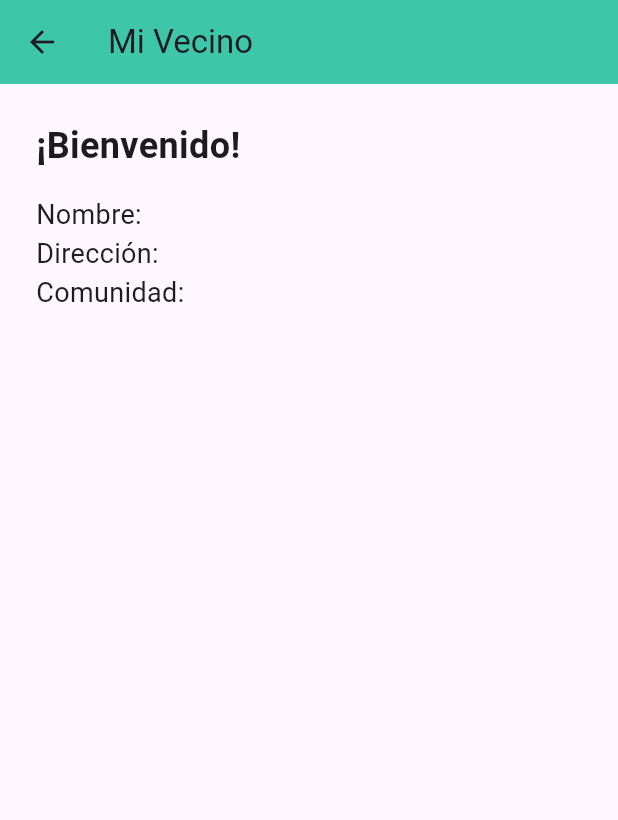
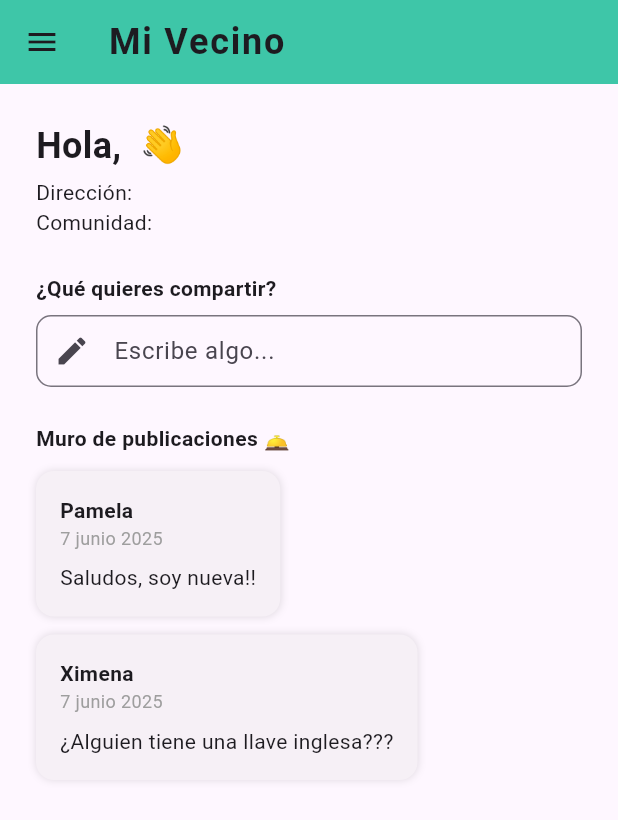
Before and after one commit to Desarrolladores-F5/mi-vecino-app, a Flutter app: the HomeScreen screen opened by its route, on a phone screen of 412 x 824 dp. Shown: the top 820 px of the screen. Run offline on Flutter 3.47's test engine with Material 3 defaults, Android fonts, the phone set to English and light mode, and no system bars; our stand-ins replace awesome_dialog, cloud_firestore, firebase_auth, firebase_core; missing offline and left inert: firebase_app_check; accounts and stored records are empty; Roboto replaces fonts that are missing (MiVecinoFont).

Commit message:
Pantalla Home actualizada con fuente personalizada, muro y Drawer completo

```diff
--- a/lib/screens/home_screen.dart
+++ b/lib/screens/home_screen.dart
@@ -1,7 +1,7 @@
-// 📦 Importaciones necesarias
 import 'package:flutter/material.dart';
 import 'package:firebase_auth/firebase_auth.dart';
 import 'package:cloud_firestore/cloud_firestore.dart';
+import 'package:mi_vecino/screens/login_screen.dart'; // Ajusta si cambia la ruta
 
 class HomeScreen extends StatefulWidget {
   const HomeScreen({super.key});
@@ -16,7 +16,7 @@ class _HomeScreenState extends State<HomeScreen> {
   String? comunidad;
   bool cargandoUsuario = true;
 
-  // 📥 Carga los datos del usuario desde Firestore
+  // 🔄 Carga los datos del usuario desde Firestore
   Future<void> cargarDatosUsuario() async {
     final uid = FirebaseAuth.instance.currentUser?.uid;
     if (uid != null) {
@@ -26,7 +26,7 @@ class _HomeScreenState extends State<HomeScreen> {
           setState(() {
             nombre = doc.data()?['nombre'];
             direccion = doc.data()?['direccion'];
-            comunidad = doc.data()?['comunidad'];
+            comunidad = doc.data()?['nombre_comunidad'];
             cargandoUsuario = false;
           });
         }
@@ -37,34 +37,171 @@ class _HomeScreenState extends State<HomeScreen> {
     }
   }
 
+  // 🔒 Diálogo para confirmar cierre de sesión
+  Future<void> confirmarCerrarSesion() async {
+    final confirmar = await showDialog<bool>(
+      context: context,
+      builder: (context) => AlertDialog(
+        title: const Text("Cerrar Sesión"),
+        content: const Text("¿Estás seguro que deseas cerrar sesión?"),
+        actions: [
+          TextButton(
+            child: const Text("Cancelar"),
+            onPressed: () => Navigator.of(context).pop(false),
+          ),
+          ElevatedButton(
+            child: const Text("Salir"),
+            onPressed: () => Navigator.of(context).pop(true),
+          ),
+        ],
+      ),
+    );
+
+    if (confirmar == true) {
+      await FirebaseAuth.instance.signOut();
+      if (mounted) {
+        Navigator.pushAndRemoveUntil(
+          context,
+          MaterialPageRoute(builder: (context) => const LoginScreen()),
+          (route) => false,
+        );
+      }
+    }
+  }
+
   @override
   void initState() {
     super.initState();
-    cargarDatosUsuario(); // 📡 Cargar info al entrar
+    cargarDatosUsuario();
   }
 
   @override
   Widget build(BuildContext context) {
     return Scaffold(
+      // 📦 Menú lateral personalizado
+      drawer: Drawer(
+        child: ListView(
+          padding: EdgeInsets.zero,
+          children: [
+            // 🧍 Encabezado con nombre y dirección
+            UserAccountsDrawerHeader(
+              decoration: const BoxDecoration(color: Color(0xFF3EC6A8)),
+              currentAccountPicture: const CircleAvatar(
+                backgroundColor: Colors.white,
+                child: Icon(Icons.person, size: 40, color: Colors.grey),
+              ),
+              accountName: Text(nombre ?? 'Nombre', style: const TextStyle(fontSize: 18)),
+              accountEmail: Text(direccion ?? 'Dirección'),
+            ),
+            ListTile(
+              leading: const Icon(Icons.settings),
+              title: const Text('Ajustes'),
+              onTap: () {}, // 🛠 Acción futura
+            ),
+            ListTile(
+              leading: const Icon(Icons.language),
+              title: const Text('Idioma'),
+              onTap: () {}, // 🌐 Acción futura
+            ),
+            ListTile(
+              leading: const Icon(Icons.info_outline),
+              title: const Text('Acerca de la App'),
+              onTap: () {}, // ℹ️ Acción futura
+            ),
+            ListTile(
+              leading: const Icon(Icons.feedback_outlined),
+              title: const Text('Sugerencias o Feedback'),
+              onTap: () {}, // 📬 Acción futura
+            ),
+            ListTile(
+              leading: const Icon(Icons.wifi),
+              title: const Text('Estado de la App'),
+              subtitle: const Text("Conectado (Wi-Fi)"),
+              onTap: () {},
+            ),
+            const Divider(),
+            ListTile(
+              leading: const Icon(Icons.logout),
+              title: const Text('Cerrar Sesión'),
+              onTap: confirmarCerrarSesion,
+            ),
+          ],
+        ),
+      ),
+      // 🟩 AppBar con fuente personalizada
       appBar: AppBar(
-        title: const Text('Mi Vecino'),
+        title: const Text(
+          'Mi Vecino',
+          style: TextStyle(
+            fontFamily: 'MiVecinoFont',
+            fontSize: 24,
+            fontWeight: FontWeight.bold,
+            letterSpacing: 1.2,
+          ),
+        ),
         backgroundColor: const Color(0xFF3EC6A8),
       ),
+      // 👤 Cuerpo principal
       body: cargandoUsuario
           ? const Center(child: CircularProgressIndicator())
-          : Padding(
+          : SingleChildScrollView(
               padding: const EdgeInsets.all(24),
               child: Column(
                 crossAxisAlignment: CrossAxisAlignment.start,
                 children: [
-                  const Text('¡Bienvenido!', style: TextStyle(fontSize: 24, fontWeight: FontWeight.bold)),
-                  const SizedBox(height: 16),
-                  Text('Nombre: ${nombre ?? '---'}', style: const TextStyle(fontSize: 18)),
-                  Text('Dirección: ${direccion ?? '---'}', style: const TextStyle(fontSize: 18)),
-                  Text('Comunidad: ${comunidad ?? '---'}', style: const TextStyle(fontSize: 18)),
+                  // 👋 Bienvenida personalizada
+                  Text(
+                    'Hola, ${nombre ?? '---'} 👋',
+                    style: const TextStyle(fontSize: 24, fontWeight: FontWeight.bold),
+                  ),
+                  const SizedBox(height: 4),
+                  Text('Dirección: ${direccion ?? '---'}'),
+                  Text('Comunidad: ${comunidad ?? '---'}'),
+                  const SizedBox(height: 24),
+
+                  // 📝 Campo de publicación (diseño simple)
+                  const Text('¿Qué quieres compartir?', style: TextStyle(fontWeight: FontWeight.bold)),
+                  const SizedBox(height: 8),
+                  TextField(
+                    decoration: InputDecoration(
+                      hintText: 'Escribe algo...',
+                      prefixIcon: const Icon(Icons.edit),
+                      border: OutlineInputBorder(borderRadius: BorderRadius.circular(10)),
+                      contentPadding: const EdgeInsets.symmetric(vertical: 12, horizontal: 16),
+                    ),
+                  ),
+                  const SizedBox(height: 24),
+
+                  // 🧱 Muro de publicaciones (simulado por ahora)
+                  const Text('Muro de publicaciones 🛎️', style: TextStyle(fontWeight: FontWeight.bold)),
+                  const SizedBox(height: 12),
+                  _publicacionUsuario('Pamela', '7 junio 2025', 'Saludos, soy nueva!!'),
+                  _publicacionUsuario('Ximena', '7 junio 2025', '¿Alguien tiene una llave inglesa???'),
                 ],
               ),
             ),
     );
   }
+
+  // 🧱 Widget de publicación individual
+  Widget _publicacionUsuario(String autor, String fecha, String texto) {
+    return Container(
+      margin: const EdgeInsets.only(bottom: 12),
+      padding: const EdgeInsets.all(16),
+      decoration: BoxDecoration(
+        color: const Color(0xFFF6F0F6),
+        borderRadius: BorderRadius.circular(12),
+        boxShadow: const [BoxShadow(color: Colors.black12, blurRadius: 4)],
+      ),
+      child: Column(
+        crossAxisAlignment: CrossAxisAlignment.start,
+        children: [
+          Text(autor, style: const TextStyle(fontWeight: FontWeight.bold)),
+          Text(fecha, style: const TextStyle(color: Colors.grey, fontSize: 12)),
+          const SizedBox(height: 8),
+          Text(texto),
+        ],
+      ),
+    );
+  }
 }
--- a/pubspec.yaml
+++ b/pubspec.yaml
@@ -47,6 +47,7 @@ dependencies:
   intl: ^0.20.2 # ✅ Compatible con Firebase y Dart actuales y flutter_localizations
   package_info_plus: ^4.1.0
   connectivity_plus: ^5.0.1
+  firebase_app_check: ^0.3.2+7
 
 dev_dependencies:
   flutter_test:
@@ -73,6 +74,11 @@ flutter:
 
   assets:
     - assets/logo.png
+
+  fonts:
+    - family: MiVecinoFont
+      fonts:
+        - asset: fonts/MiVecinoFont.ttf
 
 # 👇 Esto asegura que use la carpeta l10n para traducciones
 localizations:
```
Also changed, not shown: lib/main.dart (+12 -1 lines), fonts/MiVecinoFont.ttf (added), lib/firebase_options.dart (added), pubspec.lock, 2 other files.
